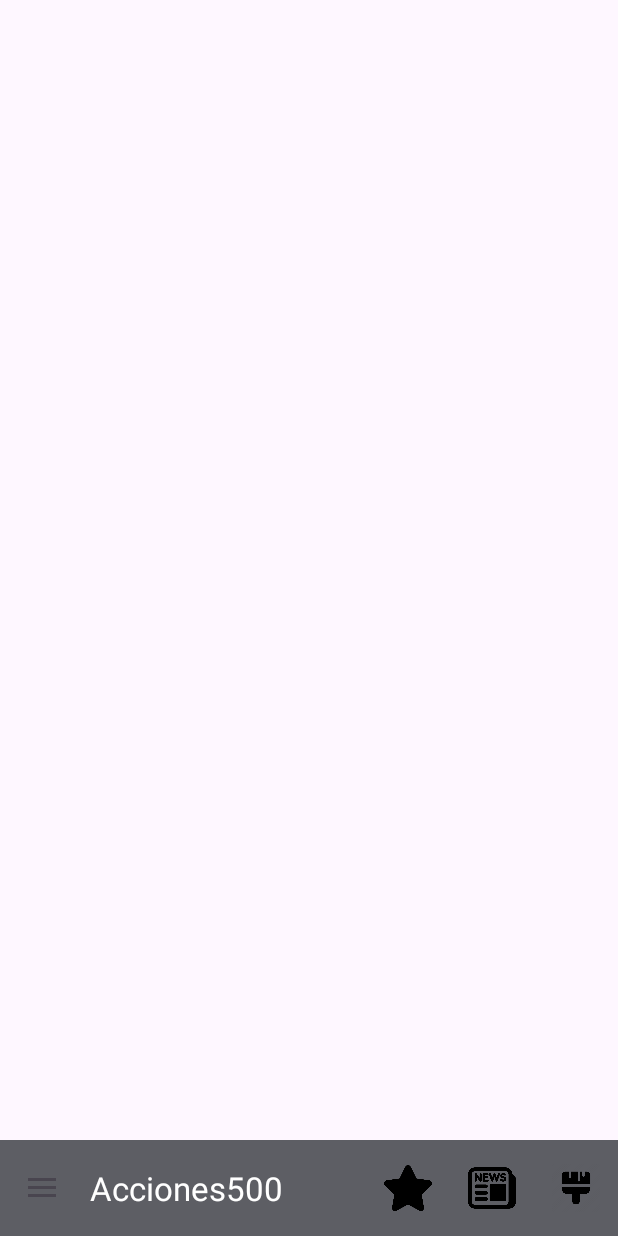
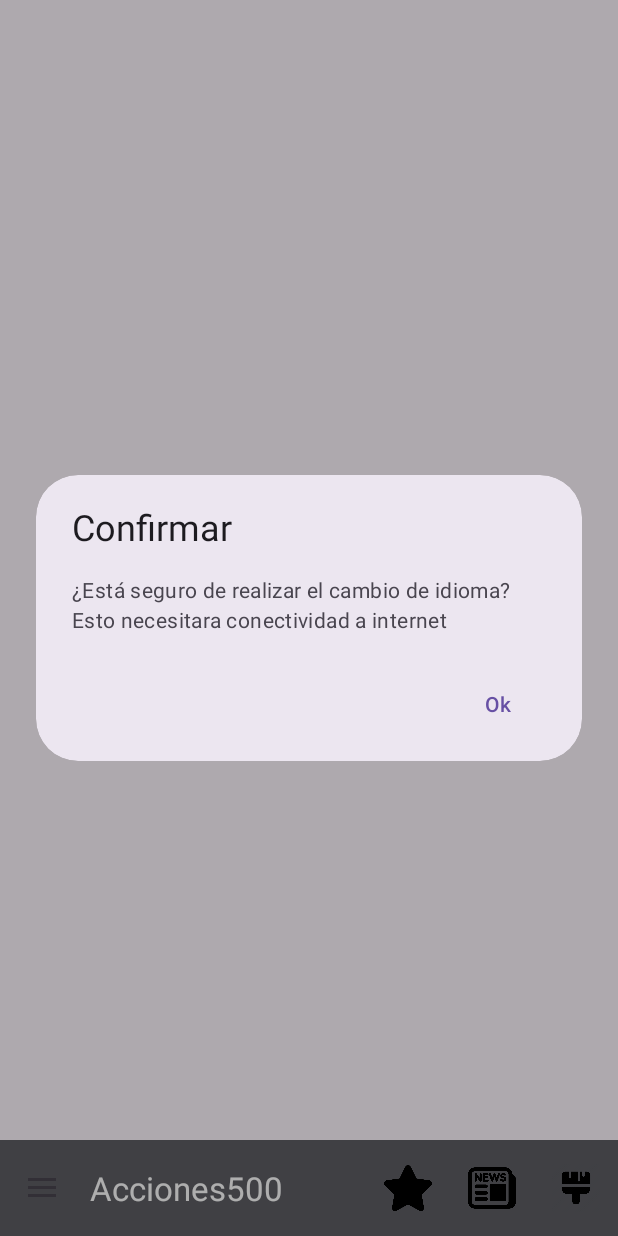
Before and after one commit to IbaiS94/Acciones500, an Android app: the MainActivity screen opened directly, with no data from a screen before it, in the side drawer, after a tap on "🇬🇧 English", on a phone screen of 412 x 824 dp. Run offline under Robolectric (Android 15) with nearby library versions, the phone set to English and light mode, and no system bars.

Commit message:
Avanzada la traduccion de idioma, ajustar traductor

```diff
--- a/app/src/main/AndroidManifest.xml
+++ b/app/src/main/AndroidManifest.xml
@@ -16,7 +16,8 @@
         android:roundIcon="@drawable/stock"
         android:supportsRtl="true"
         android:theme="@style/Theme.App"
-        tools:targetApi="31">
+        tools:targetApi="31"
+        android:localeConfig="@xml/localeconfig">
         <activity
             android:name=".Saludo"
             android:exported="true">
--- a/app/src/main/java/com/example/app/MainActivity.java
+++ b/app/src/main/java/com/example/app/MainActivity.java
@@ -1,4 +1,5 @@
 package com.example.app;
+import android.app.AlertDialog;
 import android.app.SearchManager;
 
 import static java.lang.Boolean.FALSE;
@@ -7,10 +8,12 @@ import android.app.NotificationChannel;
 import android.app.NotificationManager;
 import android.app.PendingIntent;
 import android.content.Context;
+import android.content.DialogInterface;
 import android.content.Intent;
 import android.content.SharedPreferences;
 import android.content.pm.PackageManager;
 import android.content.res.Configuration;
+import android.content.res.Resources;
 import android.database.Cursor;
 import android.net.Uri;
 import android.os.Build;
@@ -37,11 +40,13 @@ import androidx.drawerlayout.widget.DrawerLayout;
 import androidx.recyclerview.widget.LinearLayoutManager;
 import androidx.recyclerview.widget.RecyclerView;
 
+import com.google.android.gms.common.util.Strings;
+import com.google.android.material.dialog.MaterialAlertDialogBuilder;
 import com.google.android.material.navigation.NavigationView;
 
 import java.util.ArrayList;
 import java.util.List;
-
+import java.util.Locale;
 
 
 public class MainActivity extends AppCompatActivity implements FragmentNuevo.OnNombreActualizadoListener {
@@ -58,6 +63,7 @@ public class MainActivity extends AppCompatActivity implements FragmentNuevo.OnN
     protected void onCreate(Bundle savedInstanceState) {
         super.onCreate(savedInstanceState);
         EdgeToEdge.enable(this);
+        aplicarIdioma();
         setContentView(R.layout.activity_main);
 
         if (getResources().getConfiguration().orientation == Configuration.ORIENTATION_LANDSCAPE) {
@@ -91,19 +97,27 @@ public class MainActivity extends AppCompatActivity implements FragmentNuevo.OnN
                 @Override
                 public boolean onNavigationItemSelected(@NonNull MenuItem item) {
                     int id = item.getItemId();
-                    if (id == R.id.nav_1) {
-                        SharedPreferences preferences = getSharedPreferences(PREFS_NAME, MODE_PRIVATE);
-                        SharedPreferences.Editor editor = preferences.edit();
-                        editor.putString("Idioma","es");
-                    } else if (id == R.id.nav_2) {
-                        SharedPreferences preferences = getSharedPreferences(PREFS_NAME, MODE_PRIVATE);
-                        SharedPreferences.Editor editor = preferences.edit();
-                        editor.putString("Idioma","en");
-                    } else if (id == R.id.nav_3) {
-                        SharedPreferences preferences = getSharedPreferences(PREFS_NAME, MODE_PRIVATE);
-                        SharedPreferences.Editor editor = preferences.edit();
-                        editor.putString("Idioma","de");
-                    }
+
+                    new MaterialAlertDialogBuilder(MainActivity.this)
+                            .setTitle(getString(R.string.conf))
+                            .setMessage(getString(R.string.conf2))
+                            .setPositiveButton("Ok", (dialog, which) -> {
+                                SharedPreferences preferences = getSharedPreferences(PREFS_NAME, MODE_PRIVATE);
+                                SharedPreferences.Editor editor = preferences.edit();
+
+                                if (id == R.id.nav_1) {
+                                    editor.putString("Idioma", "es");
+                                } else if (id == R.id.nav_2) {
+                                    editor.putString("Idioma", "en");
+                                } else if (id == R.id.nav_3) {
+                                    editor.putString("Idioma", "de");
+                                }
+
+                                editor.apply();
+                                aplicarIdioma();
+                            })
+                            .show(); // Mostrar el diálogo
+
                     drawer.closeDrawer(GravityCompat.START);
                     return true;
                 }
@@ -214,9 +228,9 @@ public class MainActivity extends AppCompatActivity implements FragmentNuevo.OnN
                 @Override
                 public boolean onMenuItemClick(MenuItem item) {
                     Intent intent = new Intent(Intent.ACTION_WEB_SEARCH);
-                    String busqueda = "Acciones noticias";
+                    String busqueda = getString(R.string.accnot);
                     if(!nombre.equals("")){
-                    busqueda = "Acción "+nombre;}
+                    busqueda = getString(R.string.acc)+nombre;}
                     intent.putExtra(SearchManager.QUERY, busqueda);
                     startActivity(intent);
                     return true;
@@ -237,7 +251,34 @@ public class MainActivity extends AppCompatActivity implements FragmentNuevo.OnN
         return true;
     }
 
+    private void aplicarIdioma() {
+        SharedPreferences prefs = getSharedPreferences(PREFS_NAME, MODE_PRIVATE);
+        String nuevoIdioma = prefs.getString("Idioma", "es");
+        String idiomaActual = Locale.getDefault().getLanguage();
 
+        if (nuevoIdioma.equals(idiomaActual)) {
+            return;
+        }
+
+        Locale locale = new Locale(nuevoIdioma);
+        Locale.setDefault(locale);
+
+        Resources res = getResources();
+        Configuration config = res.getConfiguration();
+
+        if (Build.VERSION.SDK_INT >= Build.VERSION_CODES.JELLY_BEAN_MR1) {
+            config.setLocale(locale);
+            config.setLayoutDirection(locale);
+        } else {
+            config.locale = locale;
+        }
+
+        res.updateConfiguration(config, res.getDisplayMetrics());
+
+        if (!isFinishing()) {
+            recreate();
+        }
+    }
 
 
     public void pedirPermisoNotificaciones() {
@@ -266,8 +307,8 @@ public class MainActivity extends AppCompatActivity implements FragmentNuevo.OnN
             );
 
             elBuilder.setSmallIcon(android.R.drawable.stat_sys_warning)
-                    .setContentTitle("¡Recordatorio!")
-                    .setContentText("Gracias por usar la aplicación, si la estas disfrutando una reseña nos ayudaria mucho")
+                    .setContentTitle(getString(R.string.recordatorio))
+                    .setContentText(getString(R.string.agradecimiento))
                     .setVibrate(new long[]{0, 1000, 500, 2000})
                     .setAutoCancel(true)
                     .setContentIntent(pendingIntent);
--- a/app/src/main/res/values/strings.xml
+++ b/app/src/main/res/values/strings.xml
@@ -8,5 +8,13 @@
     <string name="tradingview">"Ver en TradingView"</string>
     <string name="notas">"Por favor seleccione una acción para ver su información."</string>
     <string name="creditos">"Desarrollado por Ibai Sologuestoa para la asignatura de Desarrollo Avanzado del Software"</string>
-
+    <string name="recordatorio">"¡Recordatorio!"</string>
+    <string name="agradecimiento">"Gracias por usar la aplicación, si la estas disfrutando una reseña nos ayudaria mucho"</string>
+    <string name="accnot">"Acciones noticias"</string>
+    <string name="acc">"Accion "</string>
+    <string name="conf">"Confirmar"</string>
+    <string name="conf2">"¿Está seguro de realizar el cambio de idioma? Esto necesitara conectividad a internet"</string>
+    <string name="conf3">"¿Esta seguro de realizar el cambio sobre sus favoritos?"</string>
+    <string name="si">"Sí"</string>
+    <string name="no">"No</string>
 </resources>
--- /dev/null
+++ b/app/src/main/res/xml/localeconfig.xml
@@ -0,0 +1,6 @@
+<?xml version="1.0" encoding="utf-8"?>
+<locale-config xmlns:android="http://schemas.android.com/apk/res/android">
+    <locale android:name="es"/>
+    <locale android:name="en"/>
+    <locale android:name="de"/>
+</locale-config>
```
Also changed, not shown: app/src/main/java/com/example/app/AdaptadorRv.java (+8 -5 lines).
